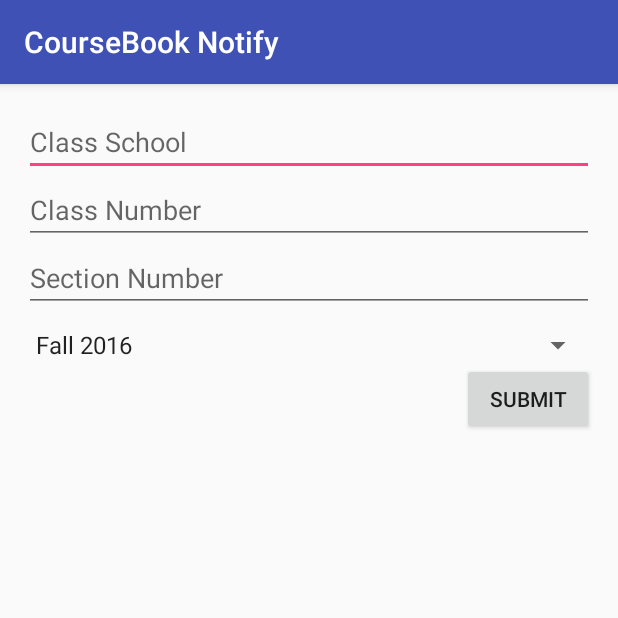
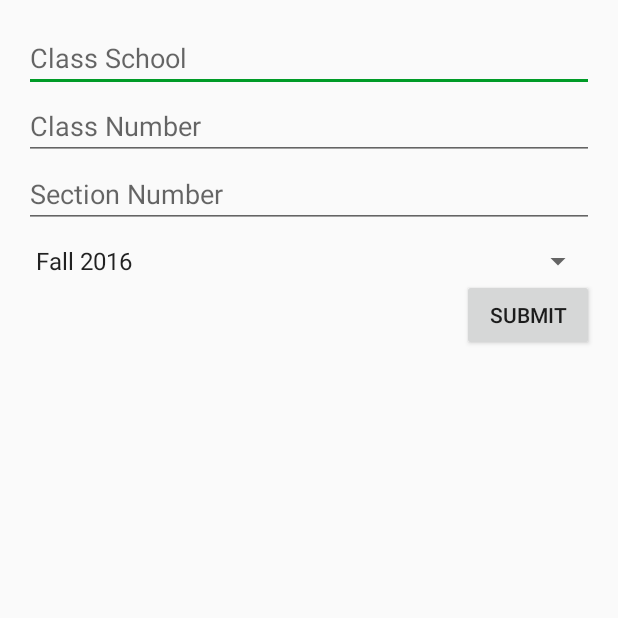
Before and after one commit to ffejhog/CourseBookNotify, an Android app: the AddClass_Activity screen opened directly, with no data from a screen before it, on a phone screen of 412 x 824 dp, the top half of it. Run offline under Robolectric (Android 15) with nearby library versions, the phone set to English and light mode, and no system bars.

Commit message:
Added possible theme

```diff
--- a/app/src/main/res/values-v21/styles.xml
+++ b/app/src/main/res/values-v21/styles.xml
@@ -5,4 +5,11 @@
             <item name="android:windowDrawsSystemBarBackgrounds">true</item>
             <item name="android:statusBarColor">@android:color/transparent</item>
         </style>
+
+    <style name="Theme.AppTheme.Light.Green" parent="Theme.AppCompat.Light.NoActionBar">
+        <item name="android:navigationBarColor">@color/black</item>
+        <item name="colorPrimaryDark">@color/button_material_light</item>
+        <item name="android:statusBarColor">@color/black</item>
+        <item name="colorPrimary">@color/accent_material_light</item>
+    </style>
 </resources>
--- a/app/src/main/res/values/colors.xml
+++ b/app/src/main/res/values/colors.xml
@@ -3,4 +3,5 @@
     <color name="colorPrimary">#3F51B5</color>
     <color name="colorPrimaryDark">#303F9F</color>
     <color name="colorAccent">#FF4081</color>
+    <color name="black">#000000</color>
 </resources>
--- a/app/src/main/res/values/styles.xml
+++ b/app/src/main/res/values/styles.xml
@@ -14,4 +14,9 @@
     <style name="AppTheme.AppBarOverlay" parent="ThemeOverlay.AppCompat.Dark.ActionBar" />
     <style name="AppTheme.PopupOverlay" parent="ThemeOverlay.AppCompat.Light" />
 
+    <style name="Theme.AppTheme.Light.Green" parent="Theme.AppCompat.Light.NoActionBar" >
+        <item name="colorPrimaryDark">@color/button_material_light</item>
+        <item name="colorPrimary">@color/accent_material_light</item>
+    </style>
+
 </resources>
--- /dev/null
+++ b/app/src/main/res/values/values.xml
@@ -0,0 +1,4 @@
+<?xml version="1.0" encoding="utf-8"?>
+<resources>
+    <color name="accent_material_light">#009b27</color>
+</resources>
```
Also changed, not shown: app/src/main/AndroidManifest.xml (+5 -2 lines).
